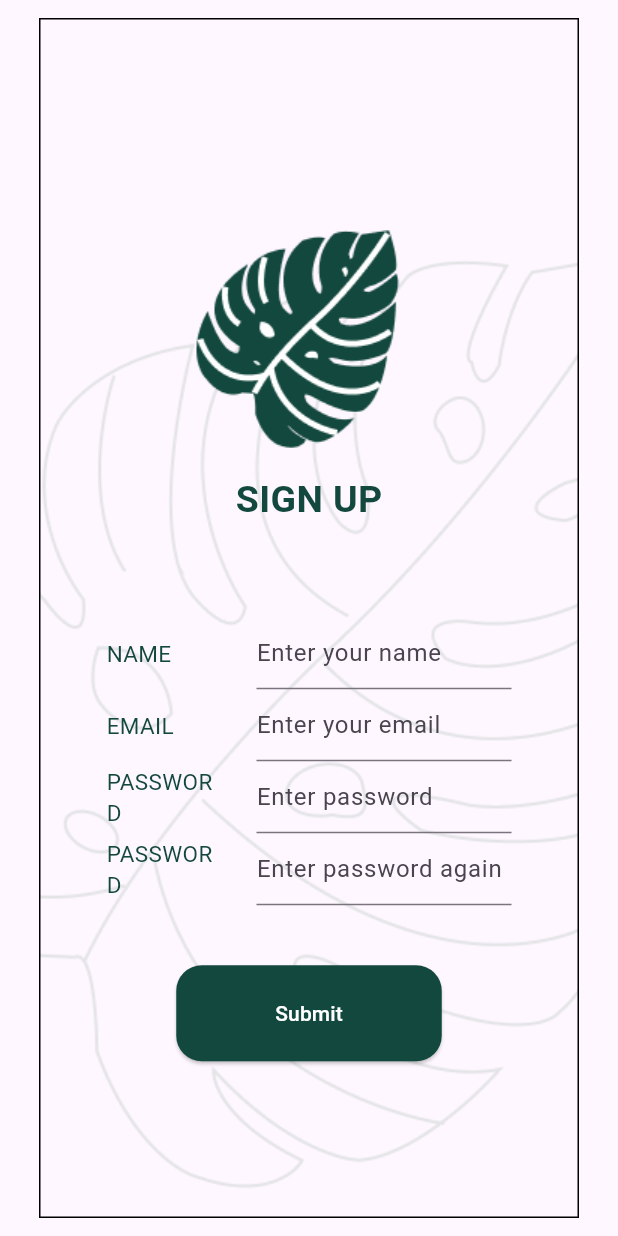
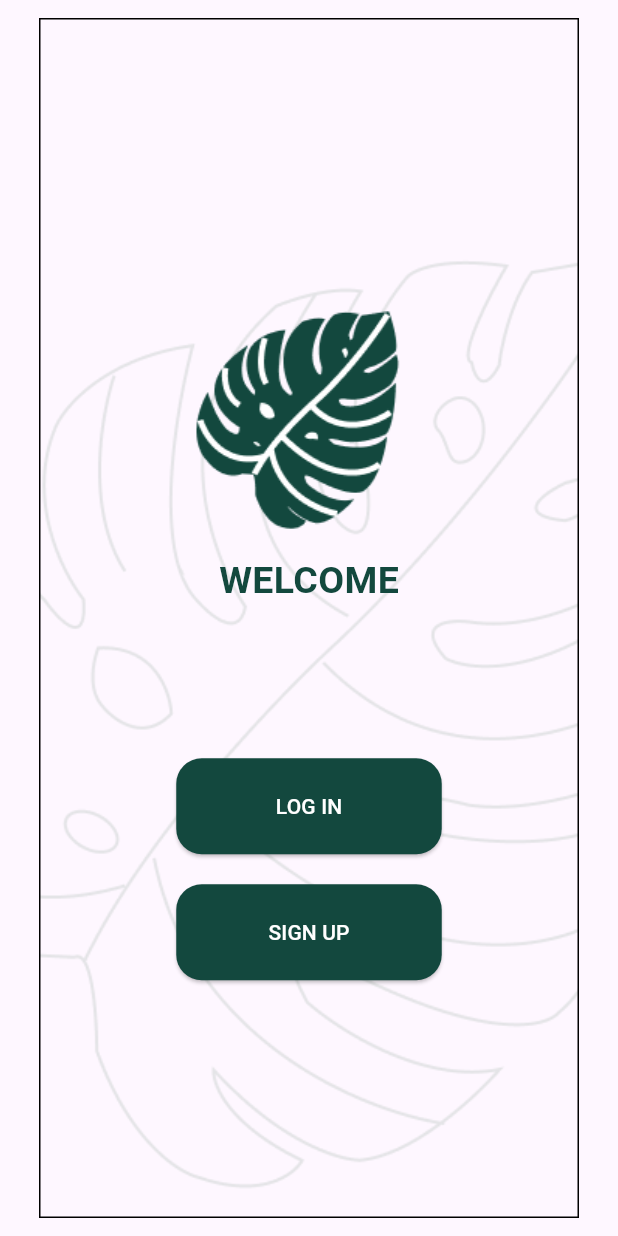
Before and after one commit to justmexmehak/TreeAppv0, a Flutter app: the screen it shows after launch, on a phone screen of 412 x 824 dp. Run offline on Flutter 3.47's test engine with Material 3 defaults, Android fonts, the phone set to English and light mode, and no system bars; our stand-ins replace go_router; Roboto replaces fonts that are missing (public sans).

Commit message:
Set up navigation

```diff
--- a/lib/main.dart
+++ b/lib/main.dart
@@ -7,6 +7,11 @@ final _router = GoRouter(
     GoRoute(
       name: 'home',
       path: '/',
+      pageBuilder: (context, state) => const MaterialPage(child: HomePage())
+    ),
+    GoRoute(
+      name: 'signup',
+      path: '/signup',
       pageBuilder: (context, state) => const MaterialPage(child: MyPage())
     )
   ]
@@ -34,6 +39,60 @@ class MyApp extends StatelessWidget {
   }
 }
 
+
+// ---------------------------------------- HOME PAGE --------------------------------------------------------------
+
+class HomePage extends StatelessWidget {
+  const HomePage({super.key,});
+
+  @override
+  Widget build(BuildContext context) {
+    return Scaffold(
+      body: Center(
+        child: Container(
+          width: 360,
+          height: 800,
+          decoration: BoxDecoration(
+            border: Border.all(),
+            image: const DecorationImage(
+              image: AssetImage('assets/images/bg_leaf.png'),
+              fit: BoxFit.cover,
+            )
+          ),
+          child: Column(
+            mainAxisAlignment: MainAxisAlignment.center,
+            children: [
+              Image.asset('assets/images/leaf.png'),
+              Text(
+                'WELCOME',
+                style: headingStyle()
+              ),
+              const SizedBox(height: 100),
+              ElevatedButton(
+                onPressed: () {
+                  debugPrint('Log in button Pressed');
+                },
+                style: mainBtnStyle(),
+                child: const Text('LOG IN'),
+              ),
+              const SizedBox(height: 20),
+              ElevatedButton(
+                onPressed: () {
+                  GoRouter.of(context).pushNamed('signup');
+                },
+                style: mainBtnStyle(),
+                child: const Text('SIGN UP'),
+              ),
+            ],
+          ),
+        )
+      )
+    );
+  }
+}
+
+// ------------------------------------------------ SIGN UP PAGE ------------------------------------------------------
+
 class MyPage extends StatelessWidget {
   const MyPage({
     super.key,
@@ -42,6 +101,7 @@ class MyPage extends StatelessWidget {
   @override
   Widget build(BuildContext context) {
     return Scaffold(
+      appBar: AppBar(backgroundColor: colorBg, elevation: 0,),
       body: Center(
         child: Container(
           width: 360,
@@ -69,28 +129,14 @@ class MyPage extends StatelessWidget {
       ),
     );
   }
-
-  TextStyle headingStyle() => const TextStyle(
-    color: colorGreen,
-    fontWeight: FontWeight.w700,
-    fontSize: 25,
-    fontFamily: 'roboto',
-  );
-
-   TextStyle labelStyle() => const TextStyle(
-    color: colorGreen,
-    fontWeight: FontWeight.w400,
-    fontSize: 15,
-    fontFamily: 'public sans',
-  );
 }
 
-const colorGreen = Color.fromRGBO(19, 72, 62, 1);
-const colorBg = Color.fromRGBO(231, 232, 227, 1);
+
+// --------------------------------------------- SIGN UP FORM ---------------------------------------------------
+
 
 class SignUpForm extends StatefulWidget {
   const SignUpForm({super.key});
-
 
   @override
   SignUpFormState createState() => SignUpFormState();
@@ -262,10 +308,33 @@ class SignUpFormState extends State<SignUpForm> {
             return null;
           }
 
+
+}
+
+
+// --------------------------------------------- CONSTANTS -------------------------------------------------------
+
+
+TextStyle headingStyle() => const TextStyle(
+    color: colorGreen,
+    fontWeight: FontWeight.w700,
+    fontSize: 25,
+    fontFamily: 'roboto',
+  );
+
+   TextStyle labelStyle() => const TextStyle(
+    color: colorGreen,
+    fontWeight: FontWeight.w400,
+    fontSize: 15,
+    fontFamily: 'public sans',
+  );
+
   ButtonStyle mainBtnStyle() => ButtonStyle(
     fixedSize: MaterialStateProperty.all<Size>(const Size(177, 64)),
     backgroundColor: MaterialStateProperty.all<Color>(colorGreen),
     foregroundColor: MaterialStateProperty.all<Color>(Colors.white),
     shape: MaterialStateProperty.all<RoundedRectangleBorder>(RoundedRectangleBorder(borderRadius: BorderRadius.circular(17)))
   );
-}
+
+const colorGreen = Color.fromRGBO(19, 72, 62, 1);
+const colorBg = Color.fromRGBO(231, 232, 227, 1);
```
